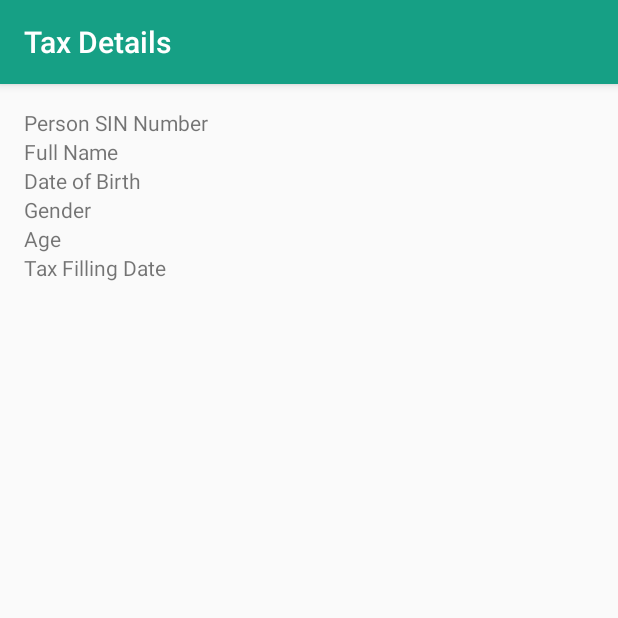
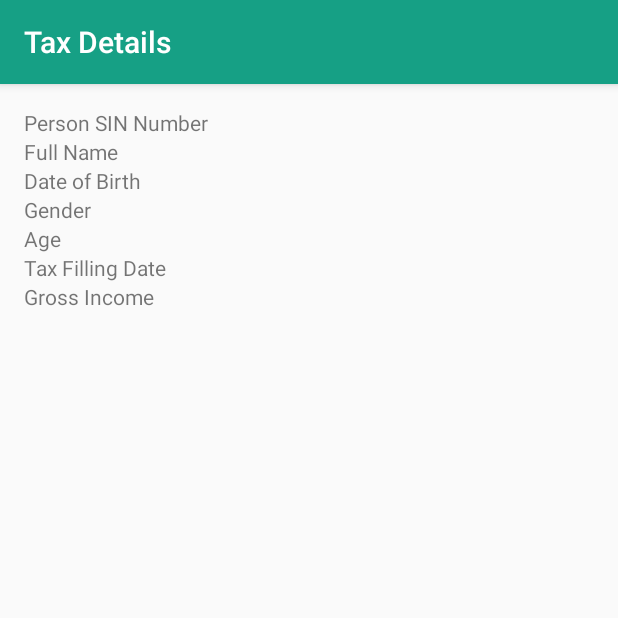
Before and after one commit to avanipatel9/C0772788_W2020_MAD3125_MidTerm, an Android app: the ShowTaxDetails screen opened directly, with no data from a screen before it, on a phone screen of 412 x 824 dp, the top half of it. Run offline under Robolectric (Android 15) with nearby library versions, the phone set to English and light mode, and no system bars.

Commit message:
[AP] TextView added for gross income in ShowTaxDetails xml

```diff
--- a/app/src/main/res/layout/activity_show_tax_details.xml
+++ b/app/src/main/res/layout/activity_show_tax_details.xml
@@ -98,6 +98,20 @@
                 android:textAlignment="viewEnd"/>
         </TableRow>
 
+        <TableRow>
+            <TextView
+                android:layout_width="0dp"
+                android:layout_height="wrap_content"
+                android:text="Gross Income"
+                android:layout_weight="1" />
+            <TextView
+                android:id="@+id/val_gross_income_display"
+                android:layout_width="0dp"
+                android:layout_height="wrap_content"
+                android:layout_weight="1"
+                android:textAlignment="viewEnd"/>
+        </TableRow>
+
     </TableLayout>
 
 </androidx.constraintlayout.widget.ConstraintLayout>
```
